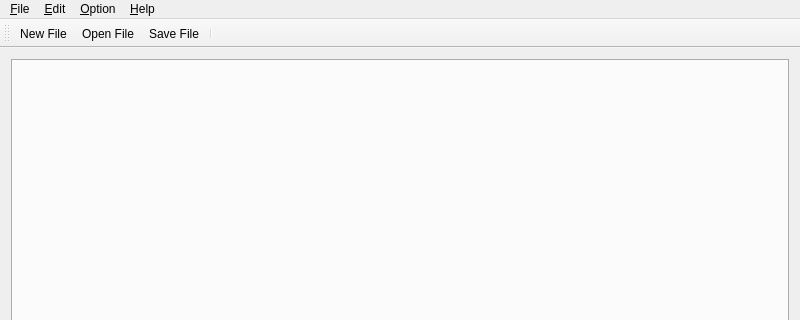
The window that src/mainwindow.ui (Loukei/Qt-Notepad) describes before a commit, drawn with Qt 5; both pictures show x 0 to 800 and y 0 to 320 of the 800 by 600 pixel window.
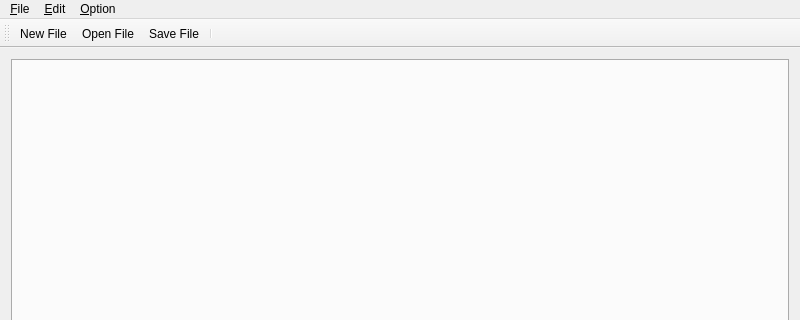
The same window after the commit. Icons and pictures are not drawn. Custom widgets are drawn as their Qt base class.

Commit message:
刪除沒用的按鈕 - Help - SaveAll - Settings
添加一些註釋

The edit to the form file:
```diff
--- a/src/mainwindow.ui
+++ b/src/mainwindow.ui
@@ -33,7 +33,7 @@
      <x>0</x>
      <y>0</y>
      <width>800</width>
-     <height>25</height>
+     <height>24</height>
     </rect>
    </property>
    <widget class="QMenu" name="menuFile">
@@ -99,12 +99,6 @@
     <addaction name="separator"/>
     <addaction name="action_FindOrReplace"/>
    </widget>
-   <widget class="QMenu" name="menuHelp">
-    <property name="title">
-     <string>&amp;Help</string>
-    </property>
-    <addaction name="action_About"/>
-   </widget>
    <widget class="QMenu" name="menuOption">
     <property name="title">
      <string>&amp;Option</string>
@@ -115,7 +109,6 @@
    <addaction name="menuFile"/>
    <addaction name="menuEdit"/>
    <addaction name="menuOption"/>
-   <addaction name="menuHelp"/>
   </widget>
   <widget class="QToolBar" name="mainToolBar">
    <attribute name="toolBarArea">
```
Left out of the diff: 2 changed lines with no effect on the pictures. The commit also changes 8 other files.
